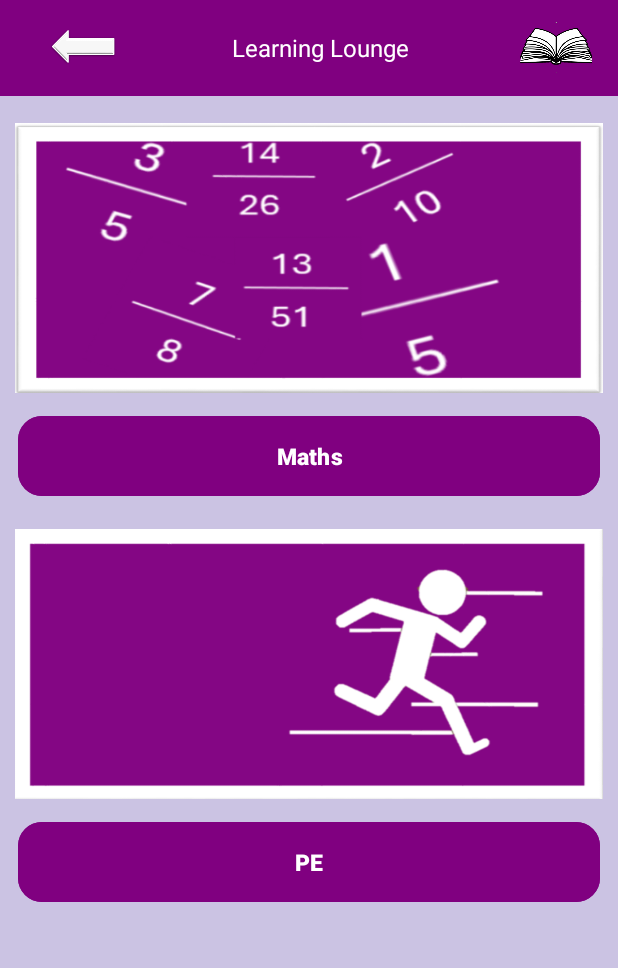
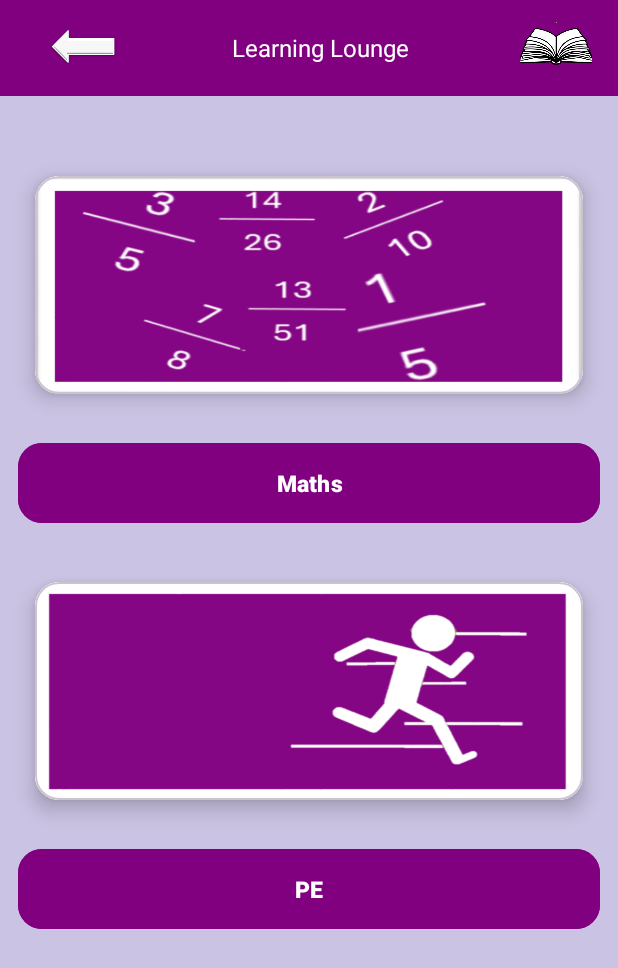
Before and after one commit to EmilyyMcg/LearningLoungeApp, an Android app: the GameCentre screen opened directly, with no data from a screen before it, on a phone screen of 412 x 824 dp. Shown: the top 968 px of the screen. Run offline under Robolectric (Android 15) with nearby library versions, the phone set to English and light mode, and no system bars.

Commit message:
Advanced ui push

```diff
--- a/app/src/main/AndroidManifest.xml
+++ b/app/src/main/AndroidManifest.xml
@@ -5,6 +5,7 @@
     <uses-permission android:name="android.permission.ACCESS_FINE_LOCATION" />
     <uses-permission android:name="android.permission.ACCESS_COARSE_LOCATION" />
     <uses-permission android:name="android.permission.INTERNET" />
+    <uses-permission android:name="android.permission.ACTIVITY_RECOGNITION"/>
 
     <uses-permission android:name="android.permission.VIBRATE" />
 
--- a/app/src/main/java/com/example/myapplication/movement.java
+++ b/app/src/main/java/com/example/myapplication/movement.java
@@ -1,20 +1,23 @@
 package com.example.myapplication;
 
 
+import android.Manifest;
 import android.content.Context;
 import android.content.Intent;
+import android.content.pm.PackageManager;
 import android.hardware.Sensor;
 import android.hardware.SensorEvent;
 import android.hardware.SensorEventListener;
 import android.hardware.SensorManager;
+import android.os.Build;
 import android.os.Bundle;
 import android.os.Vibrator;
 import android.view.View;
 import android.widget.Button;
 import android.widget.ImageView;
 import android.widget.TextView;
+import android.widget.Toast;
 import androidx.appcompat.app.AppCompatActivity;
-import android.widget.Toast;
 
 public class movement extends AppCompatActivity implements SensorEventListener {
 
@@ -28,10 +31,13 @@ public class movement extends AppCompatActivity implements SensorEventListener {
     private TextView distanceText;
     private Button startButton;
 
+    private static final int ACTIVITY_RECOGNITION_PERMISSION_CODE = 1001;
+
     @Override
     protected void onCreate(Bundle savedInstanceState) {
         super.onCreate(savedInstanceState);
         setContentView(R.layout.activity_movement);
+
         ImageView backButton = findViewById(R.id.Back); // Use ImageView if it's an ImageView
         backButton.setOnClickListener(new View.OnClickListener() {
             @Override
@@ -46,6 +52,20 @@ public class movement extends AppCompatActivity implements SensorEventListener {
 
         sensorManager = (SensorManager) getSystemService(Context.SENSOR_SERVICE);
         stepDetector = sensorManager.getDefaultSensor(Sensor.TYPE_STEP_DETECTOR);
+
+        // === Runtime permission request for ACTIVITY_RECOGNITION ===
+        if (Build.VERSION.SDK_INT >= Build.VERSION_CODES.Q) {
+            if (checkSelfPermission(Manifest.permission.ACTIVITY_RECOGNITION) != PackageManager.PERMISSION_GRANTED) {
+                requestPermissions(new String[]{Manifest.permission.ACTIVITY_RECOGNITION}, ACTIVITY_RECOGNITION_PERMISSION_CODE);
+            }
+        }
+
+        // Check sensor availability
+        if (stepDetector == null) {
+            Toast.makeText(this, "Step detector sensor not available!", Toast.LENGTH_LONG).show();
+            startButton.setEnabled(false);
+            return;
+        }
 
         startButton.setOnClickListener(view -> startRun());
     }
@@ -119,4 +139,17 @@ public class movement extends AppCompatActivity implements SensorEventListener {
             sensorManager.registerListener(this, stepDetector, SensorManager.SENSOR_DELAY_UI);
         }
     }
+
+    @Override
+    public void onRequestPermissionsResult(int requestCode, String[] permissions, int[] grantResults) {
+        super.onRequestPermissionsResult(requestCode, permissions, grantResults);
+        if (requestCode == ACTIVITY_RECOGNITION_PERMISSION_CODE) {
+            if (grantResults.length > 0 && grantResults[0] == PackageManager.PERMISSION_GRANTED) {
+                Toast.makeText(this, "Permission granted!", Toast.LENGTH_SHORT).show();
+            } else {
+                Toast.makeText(this, "Permission denied. Step detection may not work.", Toast.LENGTH_LONG).show();
+                startButton.setEnabled(false);
+            }
+        }
+    }
 }
--- a/app/src/main/res/layout/activity_game_centre.xml
+++ b/app/src/main/res/layout/activity_game_centre.xml
@@ -12,12 +12,11 @@
         android:id="@+id/topAppBar"
         android:layout_width="match_parent"
         android:layout_height="?attr/actionBarSize"
-        android:layout_marginBottom="18dp"
         android:background="@color/purpleMain"
         android:elevation="4dp"
-        app:layout_constraintBottom_toTopOf="@+id/maths_img"
         app:layout_constraintEnd_toEndOf="parent"
-        app:layout_constraintStart_toStartOf="parent">
+        app:layout_constraintStart_toStartOf="parent"
+        app:layout_constraintTop_toTopOf="parent">
 
         <!-- Container inside Toolbar -->
         <RelativeLayout
@@ -61,19 +60,31 @@
     </androidx.appcompat.widget.Toolbar>
 
 
-    <ImageView
-        android:id="@+id/maths_img"
+
+
+        <!-- Maths Image with Shadow -->
+        <com.google.android.material.card.MaterialCardView
+            android:id="@+id/shadowMa"
             android:layout_width="392dp"
             android:layout_height="180dp"
             android:layout_marginStart="12dp"
-        android:layout_marginTop="18dp"
+            android:layout_marginTop="100dp"
             android:layout_marginEnd="12dp"
+            app:cardCornerRadius="16dp"
+            app:cardElevation="8dp"
+            app:cardUseCompatPadding="true"
+            app:layout_constraintEnd_toEndOf="parent"
+            app:layout_constraintStart_toStartOf="parent"
+            app:layout_constraintTop_toTopOf="parent">
+
+            <ImageView
+                android:id="@+id/maths_img"
+                android:layout_width="match_parent"
+                android:layout_height="match_parent"
                 android:contentDescription="fractions"
                 android:scaleType="fitXY"
-        android:src="@drawable/maths_img"
-        app:layout_constraintEnd_toEndOf="parent"
-        app:layout_constraintStart_toStartOf="parent"
-        app:layout_constraintTop_toBottomOf="@+id/topAppBar" />
+                android:src="@drawable/maths_img" />
+        </com.google.android.material.card.MaterialCardView>
 
         <Button
             android:id="@+id/button2"
@@ -93,20 +104,30 @@
             app:cornerRadius="16dp"
             app:layout_constraintEnd_toEndOf="parent"
             app:layout_constraintStart_toStartOf="parent"
-        app:layout_constraintTop_toBottomOf="@+id/maths_img" />
-    <ImageView
-        android:id="@+id/movement_img"
+            app:layout_constraintTop_toBottomOf="@+id/shadowMa" />
+
+        <com.google.android.material.card.MaterialCardView
+            android:id="@+id/shadowM"
             android:layout_width="392dp"
             android:layout_height="180dp"
             android:layout_marginStart="12dp"
             android:layout_marginTop="18dp"
             android:layout_marginEnd="12dp"
+            app:cardCornerRadius="16dp"
+            app:cardElevation="8dp"
+            app:cardUseCompatPadding="true"
+            app:layout_constraintEnd_toEndOf="parent"
+            app:layout_constraintStart_toStartOf="parent"
+            app:layout_constraintTop_toBottomOf="@+id/button2">
+
+            <ImageView
+                android:id="@+id/movement_img"
+                android:layout_width="match_parent"
+                android:layout_height="match_parent"
                 android:contentDescription="fractions"
                 android:scaleType="fitXY"
-        android:src="@drawable/movement_img"
-        app:layout_constraintEnd_toEndOf="parent"
-        app:layout_constraintStart_toStartOf="parent"
-        app:layout_constraintTop_toBottomOf="@+id/button2" />
+                android:src="@drawable/movement_img" />
+        </com.google.android.material.card.MaterialCardView>
 
         <Button
             android:id="@+id/movementbtn"
@@ -126,7 +147,7 @@
             app:cornerRadius="16dp"
             app:layout_constraintEnd_toEndOf="parent"
             app:layout_constraintStart_toStartOf="parent"
-        app:layout_constraintTop_toBottomOf="@+id/movement_img"/>
+            app:layout_constraintTop_toBottomOf="@+id/shadowM" />
 
 
     </androidx.constraintlayout.widget.ConstraintLayout>
```
Lines whose indentation alone changed are shown as unchanged.
